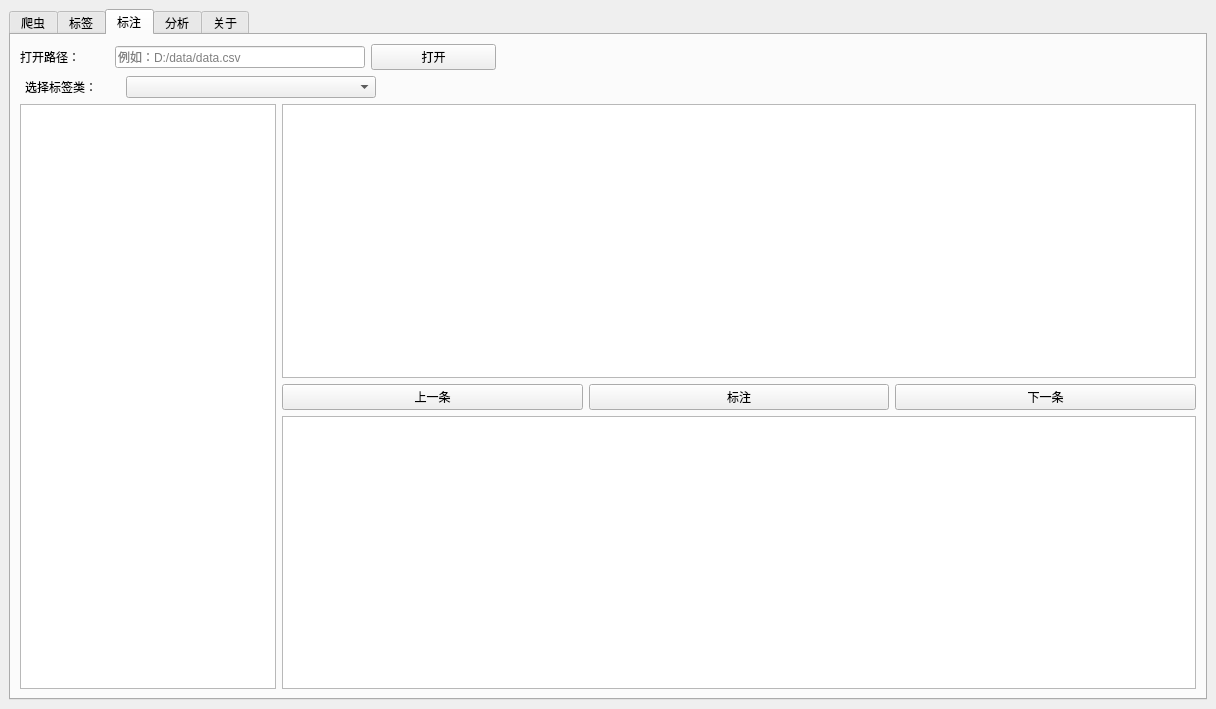
First picture: the form in code/MainUI.ui, repository Group-9-homwork/HomeWork, before the edit.
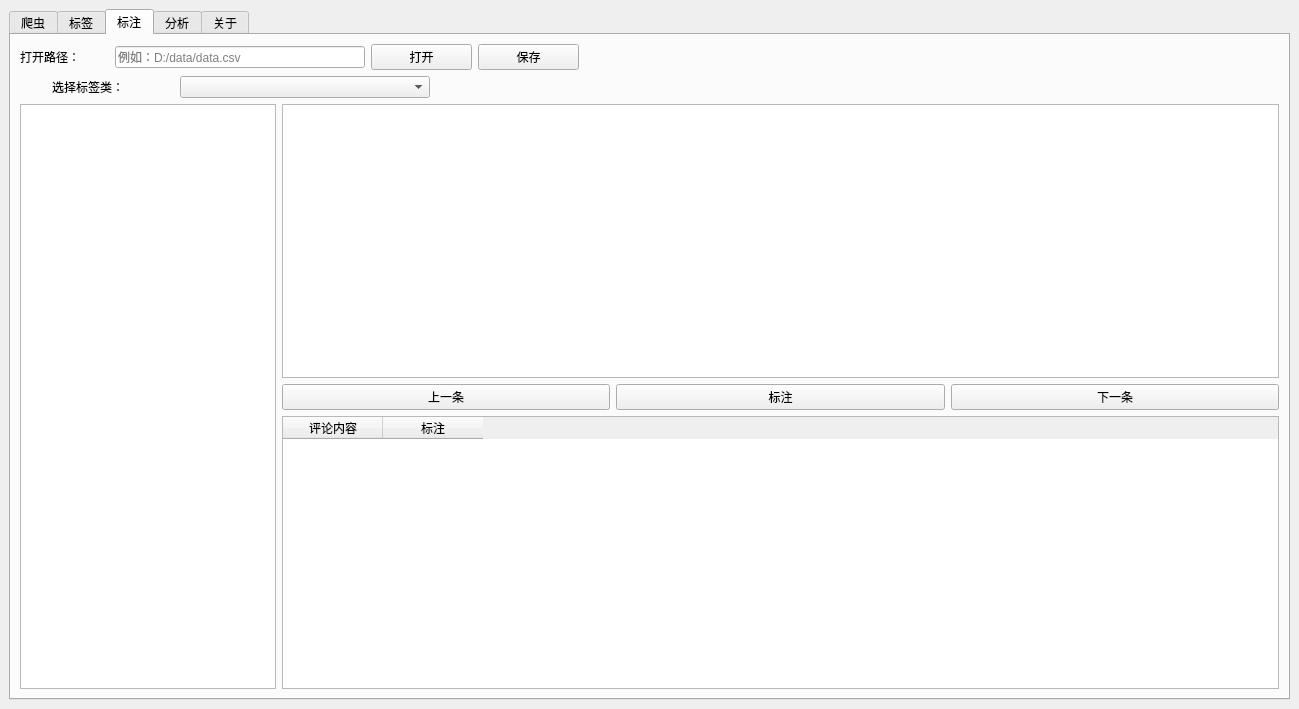
Second picture: the form after the edit.

What changed in the file:
```diff
--- a/code/MainUI.ui
+++ b/code/MainUI.ui
@@ -6,7 +6,7 @@
    <rect>
     <x>0</x>
     <y>0</y>
-    <width>1216</width>
+    <width>1299</width>
     <height>709</height>
    </rect>
   </property>
@@ -319,6 +319,13 @@
               </property>
              </widget>
             </item>
+            <item>
+             <widget class="QPushButton" name="remark_pB_save">
+              <property name="text">
+               <string>保存</string>
+              </property>
+             </widget>
+            </item>
            </layout>
           </item>
           <item>
@@ -412,7 +419,18 @@
                </layout>
               </item>
               <item>
-               <widget class="QListWidget" name="remark_lW_list"/>
+               <widget class="QTableWidget" name="remark_lW_list">
+                <column>
+                 <property name="text">
+                  <string>评论内容</string>
+                 </property>
+                </column>
+                <column>
+                 <property name="text">
+                  <string>标注</string>
+                 </property>
+                </column>
+               </widget>
               </item>
              </layout>
             </item>
```
